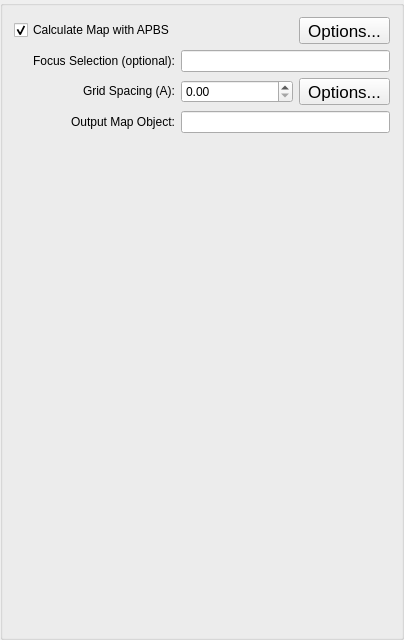
First picture: the form in APBS_Qt_plugin/ui/apbs_groupBox.ui, repository tsj5/APBS_Qt_plugin, before the edit.
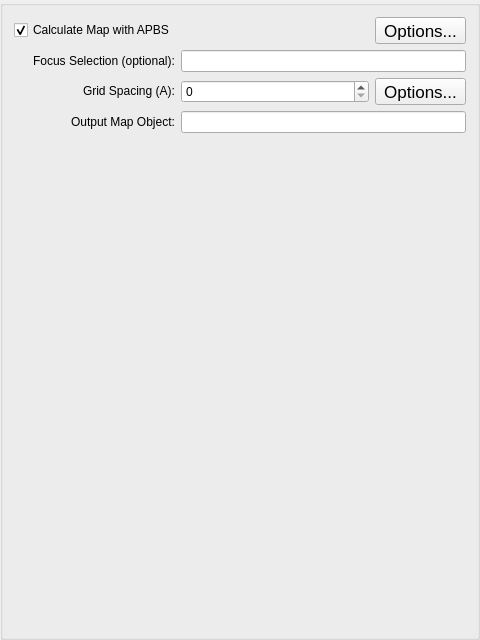
Second picture: the form after the edit.

Patch:
```diff
--- a/APBS_Qt_plugin/ui/apbs_groupBox.ui
+++ b/APBS_Qt_plugin/ui/apbs_groupBox.ui
@@ -6,7 +6,7 @@
    <rect>
     <x>0</x>
     <y>0</y>
-    <width>404</width>
+    <width>480</width>
     <height>640</height>
    </rect>
   </property>
@@ -38,9 +38,6 @@
        </property>
       </widget>
      </item>
-     <item row="2" column="1" alignment="Qt::AlignVCenter">
-      <widget class="QDoubleSpinBox" name="apbs_finegrid_spinBox"/>
-     </item>
      <item row="1" column="1" colspan="2" alignment="Qt::AlignVCenter">
       <widget class="QLineEdit" name="apbs_focus_lineEdit"/>
      </item>
@@ -118,6 +115,16 @@
        </property>
       </spacer>
      </item>
+     <item row="2" column="1">
+      <widget class="QSpinBox" name="apbs_finegrid_spinBox">
+       <property name="singleStep">
+        <number>1</number>
+       </property>
+       <property name="stepType">
+        <enum>QAbstractSpinBox::AdaptiveDecimalStepType</enum>
+       </property>
+      </widget>
+     </item>
     </layout>
    </item>
   </layout>
```
